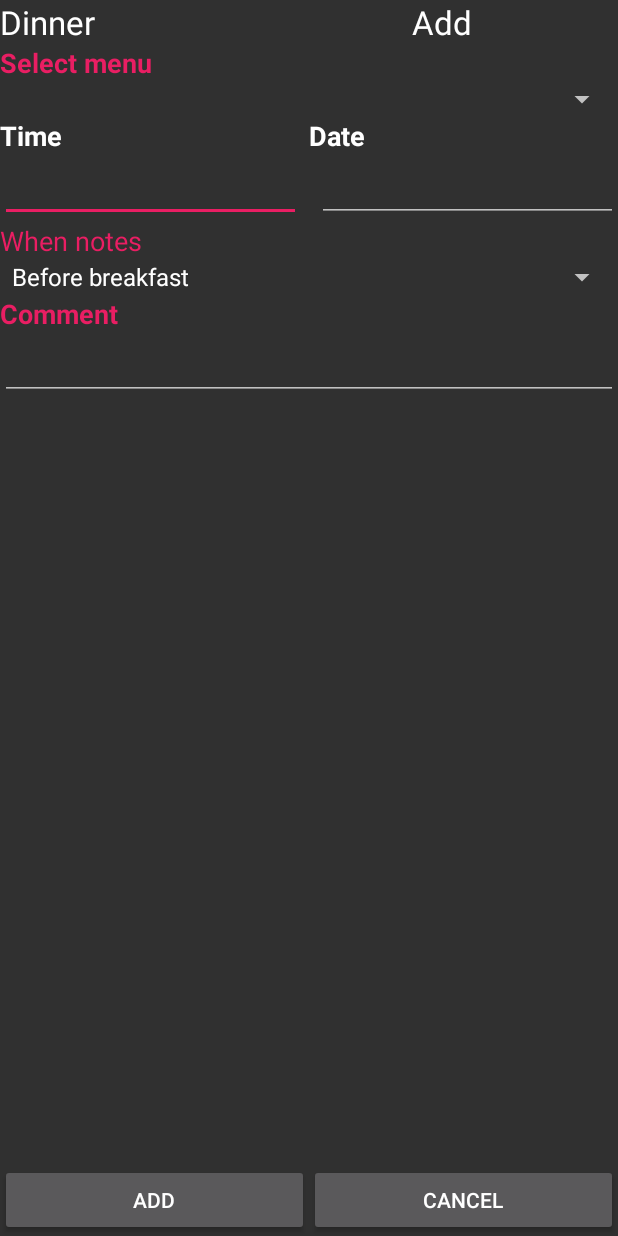
After one commit to dmvstar/diadiary, an Android app: the layout diary_menu_add.xml on its own in the app's theme, with its tools: preview values and no code run, on a phone screen of 412 x 824 dp. The commit adds this screen. Run offline under Robolectric (Android 15) with nearby library versions, the phone set to English and light mode, and no system bars.

```diff
--- /dev/null
+++ b/app/src/main/res/layout/diary_menu_add.xml
@@ -0,0 +1,169 @@
+<?xml version="1.0" encoding="utf-8"?>
+<LinearLayout xmlns:android="http://schemas.android.com/apk/res/android"
+    android:layout_width="match_parent"
+    android:layout_height="match_parent"
+    android:orientation="vertical">
+
+    <LinearLayout
+        android:layout_width="match_parent"
+        android:layout_height="wrap_content"
+        android:layout_gravity="center_horizontal"
+        android:orientation="horizontal">
+
+        <TextView
+            android:id="@+id/textView22"
+            android:layout_width="match_parent"
+            android:layout_height="wrap_content"
+            android:layout_weight="1"
+            android:text="@string/menu_dinner_label"
+            android:textAppearance="?android:attr/textAppearanceLarge" />
+
+        <TextView
+            android:id="@+id/tv_label_mode_add"
+            android:layout_width="match_parent"
+            android:layout_height="wrap_content"
+            android:layout_weight="2"
+            android:text="@string/label_mode_add"
+            android:textAppearance="?android:attr/textAppearanceLarge" />
+    </LinearLayout>
+
+    <ScrollView
+        android:layout_width="match_parent"
+        android:layout_height="0dp"
+        android:layout_weight="1">
+
+        <LinearLayout
+            android:layout_width="match_parent"
+            android:layout_height="wrap_content"
+            android:orientation="vertical">
+
+            <TextView
+                android:id="@+id/Insulin"
+                style="@android:style/TextAppearance.Medium"
+                android:layout_width="match_parent"
+                android:layout_height="wrap_content"
+                android:text="@string/menu_dinner_select"
+                android:textColor="@color/accent"
+                android:textStyle="bold" />
+
+            <Spinner
+                android:id="@+id/sp_menu_dinner"
+                android:layout_width="match_parent"
+                android:layout_height="wrap_content" />
+
+
+            <LinearLayout
+                android:layout_width="match_parent"
+                android:layout_height="wrap_content"
+                android:orientation="horizontal">
+
+                <LinearLayout
+                    android:layout_width="match_parent"
+                    android:layout_height="wrap_content"
+                    android:layout_weight="1"
+                    android:orientation="vertical">
+
+                    <TextView
+                        android:id="@+id/textView5"
+                        style="@android:style/TextAppearance.Medium"
+                        android:layout_width="match_parent"
+                        android:layout_height="wrap_content"
+                        android:text="@string/common_label_time"
+                        android:textStyle="bold" />
+
+                    <EditText
+                        android:id="@+id/et_menu_dinner_time"
+                        android:layout_width="match_parent"
+                        android:layout_height="wrap_content"
+                        android:layout_marginRight="5sp"
+                        android:layout_weight="1"
+                        android:inputType="time" />
+
+                </LinearLayout>
+
+                <LinearLayout
+                    android:layout_width="match_parent"
+                    android:layout_height="wrap_content"
+                    android:layout_weight="1"
+                    android:orientation="vertical">
+
+                    <TextView
+                        android:id="@+id/textView15"
+                        style="@android:style/TextAppearance.Medium"
+                        android:layout_width="match_parent"
+                        android:layout_height="wrap_content"
+                        android:text="@string/common_label_date"
+                        android:textStyle="bold" />
+
+                    <EditText
+                        android:id="@+id/et_menu_dinner_date"
+                        android:layout_width="match_parent"
+                        android:layout_height="wrap_content"
+                        android:layout_marginLeft="5sp"
+                        android:layout_weight="1"
+                        android:inputType="date" />
+
+                </LinearLayout>
+
+            </LinearLayout>
+
+            <TextView
+                android:id="@+id/textView28"
+                android:layout_width="match_parent"
+                android:layout_height="wrap_content"
+                android:layout_gravity="center_horizontal"
+                android:text="@string/glucose_add_label_notes"
+                android:textAppearance="?android:attr/textAppearanceMedium"
+                android:textColor="@color/accent" />
+
+            <Spinner
+                android:id="@+id/sp_notes"
+                android:layout_width="match_parent"
+                android:layout_height="wrap_content"
+                android:layout_gravity="center_horizontal"
+                android:entries="@array/dialog_notes_list" />
+
+
+            <TextView
+                android:id="@+id/textView6"
+                style="@android:style/TextAppearance.Medium"
+                android:layout_width="match_parent"
+                android:layout_height="wrap_content"
+                android:text="@string/insulin_label_comment"
+                android:textColor="@color/accent"
+                android:textStyle="bold" />
+
+            <EditText
+                android:id="@+id/et_inject_comment"
+                android:layout_width="match_parent"
+                android:layout_height="wrap_content" />
+
+        </LinearLayout>
+
+
+    </ScrollView>
+
+    <LinearLayout
+        android:layout_width="match_parent"
+        android:layout_height="wrap_content"
+        android:orientation="horizontal">
+
+        <Button
+            android:id="@+id/bt_confirm"
+            android:layout_width="match_parent"
+            android:layout_height="wrap_content"
+            android:layout_weight="1"
+            android:onClick="confirm"
+            android:text="@string/label_mode_add" />
+
+        <Button
+            android:id="@+id/bt_cancel"
+            android:layout_width="match_parent"
+            android:layout_height="wrap_content"
+            android:layout_weight="1"
+            android:onClick="cancel"
+            android:text="@string/label_mode_cancel" />
+    </LinearLayout>
+
+
+</LinearLayout>
--- a/app/src/main/res/values/strings.xml
+++ b/app/src/main/res/values/strings.xml
@@ -151,5 +151,7 @@
     <string name="dialog_add_weight_message">Enter weight of product</string>
     <string name="item_product_label">Product</string>
     <string name="item_product_menu">Menu</string>
+    <string name="menu_dinner_label">Dinner</string>
+    <string name="menu_dinner_select">Select menu</string>
 
 </resources>
```
